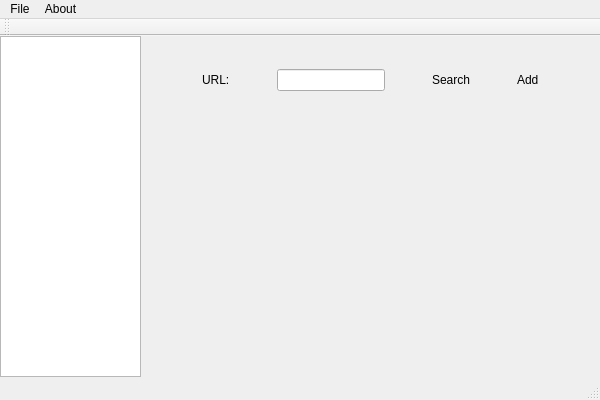
First picture: the form in mainwindow.ui, repository henriwi/rssreader, before the edit.
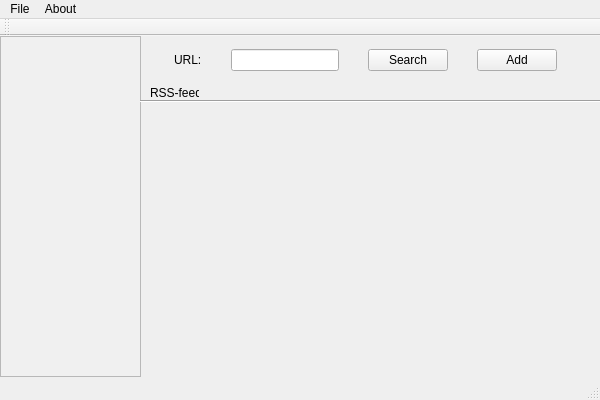
Second picture: the form after the edit.

Commit message: Andre forsok. GUI endret.

The edit to the form file:
```diff
--- a/mainwindow.ui
+++ b/mainwindow.ui
@@ -17,51 +17,28 @@
    <widget class="QWidget" name="gridLayoutWidget">
     <property name="geometry">
      <rect>
-      <x>150</x>
+      <x>140</x>
       <y>-1</y>
-      <width>441</width>
-      <height>91</height>
+      <width>451</width>
+      <height>51</height>
      </rect>
     </property>
     <layout class="QGridLayout" name="gridLayout">
-     <item row="0" column="1">
-      <widget class="QLineEdit" name="lineEdit">
-       <property name="sizePolicy">
-        <sizepolicy hsizetype="Fixed" vsizetype="Fixed">
-         <horstretch>0</horstretch>
-         <verstretch>0</verstretch>
-        </sizepolicy>
-       </property>
-      </widget>
-     </item>
-     <item row="0" column="0">
-      <widget class="QLabel" name="label">
-       <property name="sizePolicy">
-        <sizepolicy hsizetype="Fixed" vsizetype="Fixed">
-         <horstretch>0</horstretch>
-         <verstretch>0</verstretch>
-        </sizepolicy>
-       </property>
-       <property name="text">
-        <string>URL:</string>
-       </property>
-      </widget>
-     </item>
-     <item row="0" column="2">
-      <widget class="QLabel" name="label_2">
-       <property name="sizePolicy">
-        <sizepolicy hsizetype="Fixed" vsizetype="Fixed">
-         <horstretch>0</horstretch>
-         <verstretch>0</verstretch>
-        </sizepolicy>
-       </property>
-       <property name="text">
-        <string>Search</string>
-       </property>
-      </widget>
-     </item>
      <item row="0" column="3">
-      <widget class="QLabel" name="label_3">
+      <widget class="QPushButton" name="searchButton">
+       <property name="sizePolicy">
+        <sizepolicy hsizetype="Fixed" vsizetype="Fixed">
+         <horstretch>0</horstretch>
+         <verstretch>0</verstretch>
+        </sizepolicy>
+       </property>
+       <property name="text">
+        <string>Search</string>
+       </property>
+      </widget>
+     </item>
+     <item row="0" column="4">
+      <widget class="QPushButton" name="addButton">
        <property name="sizePolicy">
         <sizepolicy hsizetype="Fixed" vsizetype="Fixed">
          <horstretch>0</horstretch>
@@ -73,6 +50,29 @@
        </property>
       </widget>
      </item>
+     <item row="0" column="0">
+      <widget class="QLabel" name="urlLabel">
+       <property name="sizePolicy">
+        <sizepolicy hsizetype="Fixed" vsizetype="Fixed">
+         <horstretch>0</horstretch>
+         <verstretch>0</verstretch>
+        </sizepolicy>
+       </property>
+       <property name="text">
+        <string>URL:</string>
+       </property>
+      </widget>
+     </item>
+     <item row="0" column="1">
+      <widget class="QLineEdit" name="urlEdit">
+       <property name="sizePolicy">
+        <sizepolicy hsizetype="Fixed" vsizetype="Fixed">
+         <horstretch>0</horstretch>
+         <verstretch>0</verstretch>
+        </sizepolicy>
+       </property>
+      </widget>
+     </item>
     </layout>
    </widget>
    <widget class="QTreeView" name="treeView">
@@ -90,17 +90,84 @@
       <verstretch>0</verstretch>
      </sizepolicy>
     </property>
+    <property name="palette">
+     <palette>
+      <active>
+       <colorrole role="Base">
+        <brush brushstyle="SolidPattern">
+         <color alpha="255">
+          <red>240</red>
+          <green>240</green>
+          <blue>240</blue>
+         </color>
+        </brush>
+       </colorrole>
+      </active>
+      <inactive>
+       <colorrole role="Base">
+        <brush brushstyle="SolidPattern">
+         <color alpha="255">
+          <red>240</red>
+          <green>240</green>
+          <blue>240</blue>
+         </color>
+        </brush>
+       </colorrole>
+      </inactive>
+      <disabled>
+       <colorrole role="Base">
+        <brush brushstyle="SolidPattern">
+         <color alpha="255">
+          <red>240</red>
+          <green>240</green>
+          <blue>240</blue>
+         </color>
+        </brush>
+       </colorrole>
+      </disabled>
+     </palette>
+    </property>
+    <property name="autoFillBackground">
+     <bool>false</bool>
+    </property>
    </widget>
-   <widget class="QWidget" name="verticalLayoutWidget">
+   <widget class="Line" name="line">
+    <property name="geometry">
+     <rect>
+      <x>140</x>
+      <y>50</y>
+      <width>461</width>
+      <height>31</height>
+     </rect>
+    </property>
+    <property name="sizePolicy">
+     <sizepolicy hsizetype="Fixed" vsizetype="Fixed">
+      <horstretch>0</horstretch>
+      <verstretch>0</verstretch>
+     </sizepolicy>
+    </property>
+    <property name="orientation">
+     <enum>Qt::Horizontal</enum>
+    </property>
+   </widget>
+   <widget class="QLabel" name="label">
     <property name="geometry">
      <rect>
       <x>150</x>
-      <y>100</y>
-      <width>441</width>
-      <height>241</height>
+      <y>50</y>
+      <width>49</width>
+      <height>13</height>
      </rect>
     </property>
-    <layout class="QVBoxLayout" name="verticalLayout"/>
+    <property name="sizePolicy">
+     <sizepolicy hsizetype="Fixed" vsizetype="Fixed">
+      <horstretch>0</horstretch>
+      <verstretch>0</verstretch>
+     </sizepolicy>
+    </property>
+    <property name="text">
+     <string>RSS-feed:</string>
+    </property>
    </widget>
   </widget>
   <widget class="QMenuBar" name="menuBar">
```
The commit also changes 2 other files.
